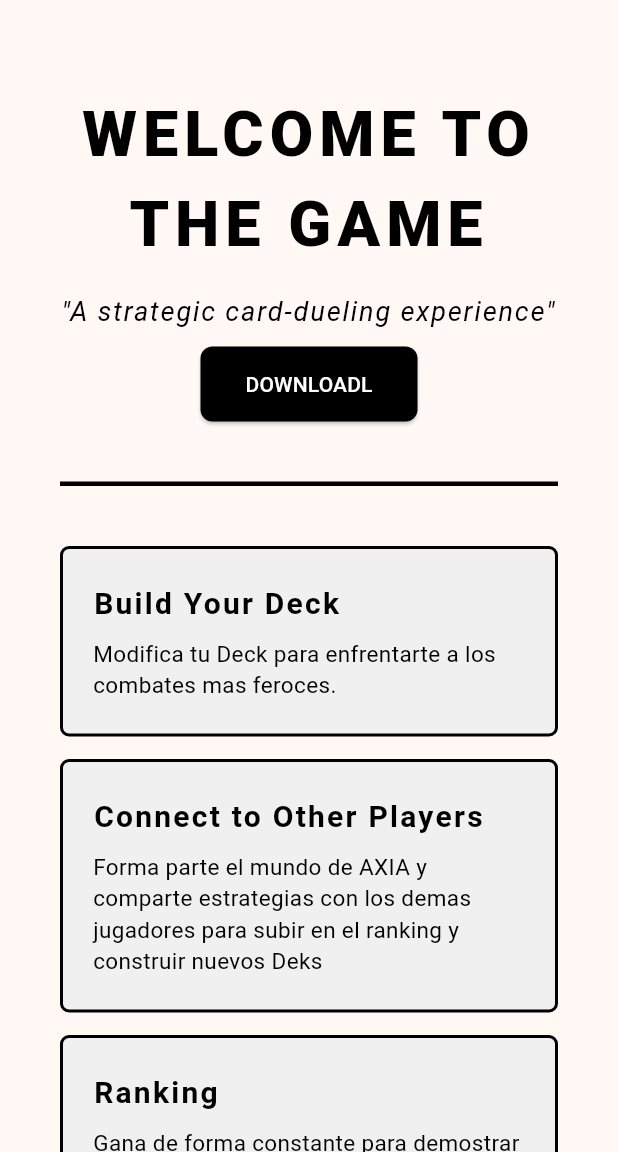
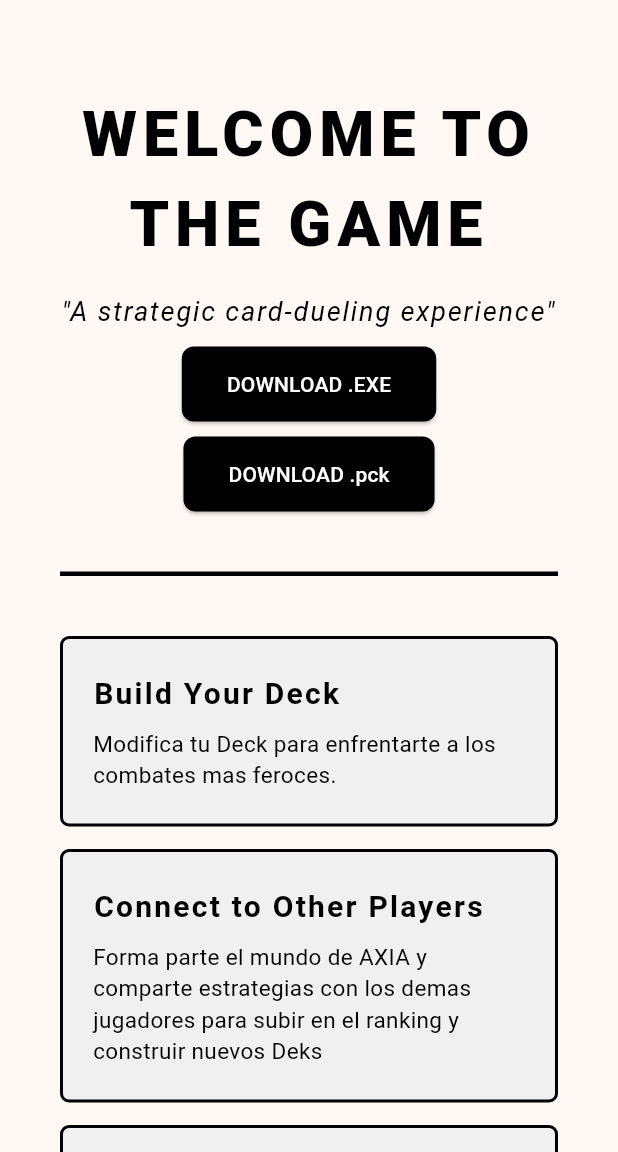
Before and after one commit to badiri2023/FlutterDual, a Flutter app: the screen it shows after launch, on a phone screen of 412 x 824 dp, the part 84-1236 px from its top. Run offline on Flutter 3.47's test engine with Material 3 defaults, Android fonts, the phone set to English and light mode, and no system bars; our stand-ins replace audioplayers; missing offline and left inert: signalr_netcore; accounts and stored records are empty.

Commit message:
botones descarga

```diff
--- a/axiaweb/lib/vistas/vistaInicio.dart
+++ b/axiaweb/lib/vistas/vistaInicio.dart
@@ -5,12 +5,13 @@ class VistaInicio extends StatelessWidget {
   const VistaInicio({super.key});
 
   Future<void> _lanzarURL() async {
-    final Uri url = Uri.parse('https://tu-sitio-web.com'); // Cambia por tu link
-    if (!await launchUrl(url, mode: LaunchMode.externalApplication)) {
-      throw Exception('No se pudo abrir $url');
-    }
+    final Uri url1 = Uri.parse('https://aixec-game.s3.eu-north-1.amazonaws.com/AixecTheGame/Aixec.exe');
+    await launchUrl(url1, mode: LaunchMode.externalApplication);
   }
-
+  Future<void> _lanzarURL2() async {
+    final Uri url2 = Uri.parse('https://aixec-game.s3.eu-north-1.amazonaws.com/AixecTheGame/Aixec.pck');
+    await launchUrl(url2, mode: LaunchMode.externalApplication);
+  }
 
   @override
   Widget build(BuildContext context) {
@@ -61,9 +62,20 @@ class VistaInicio extends StatelessWidget {
                 padding: const EdgeInsets.symmetric(horizontal: 30, vertical: 15),
                 shape: RoundedRectangleBorder(borderRadius: BorderRadius.circular(8)),
               ),
-              label: const Text("DOWNLOADL"),
+              label: const Text("DOWNLOAD .EXE"),
              ),
+                            const SizedBox(height: 10),
 
+            ElevatedButton.icon(
+              onPressed: _lanzarURL2,
+              style: ElevatedButton.styleFrom(
+                backgroundColor: Colors.black,
+                foregroundColor: Colors.white,
+                padding: const EdgeInsets.symmetric(horizontal: 30, vertical: 15),
+                shape: RoundedRectangleBorder(borderRadius: BorderRadius.circular(8)),
+              ),
+              label: const Text("DOWNLOAD .pck"),
+             ),
             const SizedBox(height: 40),
 
             Container(
```
